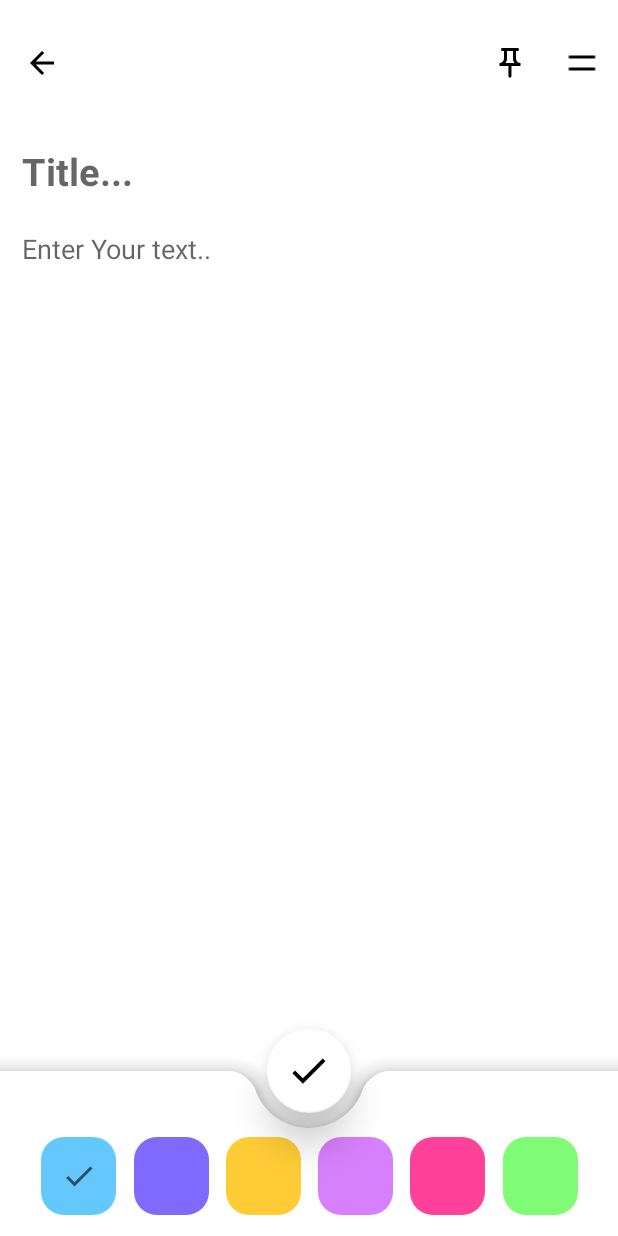
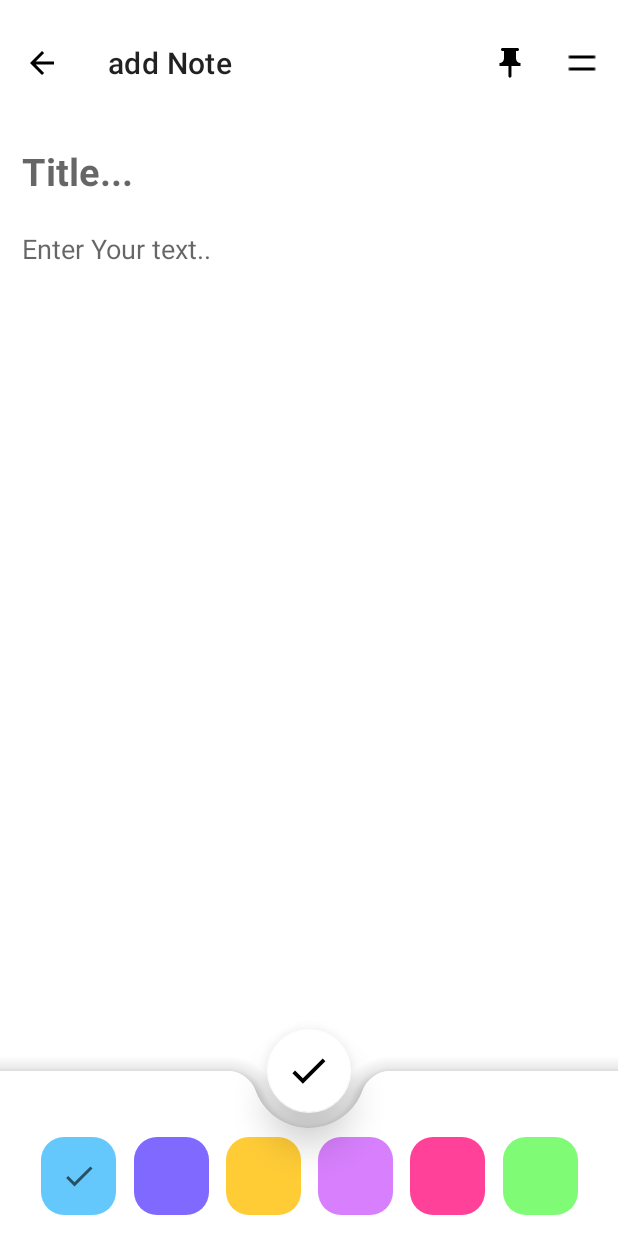
Before and after one commit to sajad-zarini/note_book, an Android app: the SingleNoteFragment screen opened through its navigation route, after a tap on "pin", on a phone screen of 412 x 824 dp. Run offline under Robolectric (Android 15) with nearby library versions, the phone set to English and light mode, and no system bars; our stand-ins replace Dagger/Hilt's generated code, data binding, navigation-ui; 1 statement that could not run was skipped.

Commit message:
set toolbar for SingleNoteFragment.kt for handle pinned and back press click in project

```diff
--- a/app/src/main/java/com/example/notebook/adapters/PinnedRVAdapter.kt
+++ b/app/src/main/java/com/example/notebook/adapters/PinnedRVAdapter.kt
@@ -1,16 +1,16 @@
 package com.example.notebook.adapters
 
+import android.graphics.Color
 import android.view.LayoutInflater
-import android.view.View
 import android.view.ViewGroup
 import androidx.core.text.PrecomputedTextCompat
 import androidx.databinding.DataBindingUtil
 import androidx.recyclerview.widget.RecyclerView
 import com.example.notebook.R
 import com.example.notebook.databinding.PinnedRvItemsBinding
-import com.example.notebook.models.NoteModels
+import com.example.notebook.room.entities.NoteEntity
 
-class PinnedRVAdapter(private var data: ArrayList<NoteModels>) :
+class PinnedRVAdapter(private var data: ArrayList<NoteEntity>) :
     RecyclerView.Adapter<PinnedRVAdapter.PinnedRVViewHolder>() {
 
 
@@ -35,16 +35,18 @@ class PinnedRVAdapter(private var data: ArrayList<NoteModels>) :
 
     class PinnedRVViewHolder(private val binding:PinnedRvItemsBinding) : RecyclerView.ViewHolder(binding.root) {
 
-        fun bind(noteModels: NoteModels) {
+        fun bind(noteEntity: NoteEntity) {
             binding.pinnedTitle.setTextFuture(
                 PrecomputedTextCompat.getTextFuture(
-                    noteModels.title,
+                    noteEntity.noteModels.title,
                     binding.pinnedTitle.textMetricsParamsCompat,
                     null,
                 )
             )
+            binding.pinnedDescription.text = noteEntity.noteModels.notes
+            binding.pinnedCardView.setCardBackgroundColor(Color.parseColor(noteEntity.noteModels.color))
 
-            binding.pinnedDescription.text = noteModels.notes
+            binding.executePendingBindings()
         }
 
     }
--- a/app/src/main/java/com/example/notebook/ui/HomeFragment.kt
+++ b/app/src/main/java/com/example/notebook/ui/HomeFragment.kt
@@ -50,7 +50,7 @@ class HomeFragment : Fragment() {
 
             if (data.isEmpty()) {
                 binding.clickToAddTxt.visibility = View.VISIBLE
-            }else {
+            } else {
                 binding.clickToAddTxt.visibility = View.GONE
             }
 
@@ -59,19 +59,23 @@ class HomeFragment : Fragment() {
     }
 
     private fun setupPinnedRecyclerview() {
-        val data: ArrayList<NoteModels> = ArrayList()
-        data.add(NoteModels("note 1", "this is note 1", "", false))
-        data.add(NoteModels("note 2", "this is note 2", "", false))
-        data.add(NoteModels("note 3", "this is note 3", "", false))
-        data.add(NoteModels("note 4", "this is note 4", "", false))
+        viewModel.liveData.observe(viewLifecycleOwner) { listData ->
+            val data: ArrayList<NoteEntity> = ArrayList()
 
-        if (data.isEmpty()) {
-            binding.pinnedCon.visibility = View.GONE
-        }else {
-            binding.pinnedCon.visibility = View.VISIBLE
+            listData.forEach {
+                if (it.noteModels.pin) {
+                    data.add(it)
+                }
+            }
+
+            if (data.isEmpty()) {
+                binding.pinnedCon.visibility = View.GONE
+            } else {
+                binding.pinnedCon.visibility = View.VISIBLE
+            }
+
+            binding.pinnedRv.adapter = PinnedRVAdapter(data)
         }
-
-        binding.pinnedRv.adapter = PinnedRVAdapter(data)
     }
 
     fun fabOnClick(view: View) {
--- a/app/src/main/java/com/example/notebook/ui/SingleNoteFragment.kt
+++ b/app/src/main/java/com/example/notebook/ui/SingleNoteFragment.kt
@@ -1,13 +1,23 @@
 package com.example.notebook.ui
 
+import android.content.Context
 import android.os.Bundle
 import androidx.fragment.app.Fragment
 import android.view.LayoutInflater
+import android.view.Menu
+import android.view.MenuInflater
+import android.view.MenuItem
 import android.view.View
 import android.view.ViewGroup
+import androidx.appcompat.widget.Toolbar
+import androidx.core.content.ContextCompat
 import androidx.databinding.DataBindingUtil
 import androidx.fragment.app.viewModels
+import androidx.navigation.NavController
 import androidx.navigation.Navigation
+import androidx.navigation.ui.AppBarConfiguration
+import androidx.navigation.ui.NavigationUI
+import com.example.notebook.MainActivity
 import com.example.notebook.R
 import com.example.notebook.databinding.FragmentSingleNoteBinding
 import com.example.notebook.models.NoteModels
@@ -24,6 +34,11 @@ class SingleNoteFragment : Fragment() {
 
     private var savedColor = "#64C8FD"
 
+    private lateinit var mainActivity: MainActivity
+    private lateinit var navController: NavController
+
+    private var pinned = false
+
     override fun onCreateView(
         inflater: LayoutInflater, container: ViewGroup?,
         savedInstanceState: Bundle?
@@ -34,6 +49,65 @@ class SingleNoteFragment : Fragment() {
         binding.singleNote = this
 
         return binding.root
+    }
+
+    override fun onCreate(savedInstanceState: Bundle?) {
+        super.onCreate(savedInstanceState)
+        setHasOptionsMenu(true)
+    }
+
+    override fun onViewCreated(view: View, savedInstanceState: Bundle?) {
+        super.onViewCreated(view, savedInstanceState)
+
+        setUpToolbar(view)
+    }
+
+    private fun setUpToolbar(view: View) {
+        navController = Navigation.findNavController(view)
+        val appBarConfiguration = AppBarConfiguration.Builder(R.id.singleNoteFragment).build()
+        val toolbar: Toolbar = view.findViewById(R.id.toolbar)
+        NavigationUI.setupWithNavController(toolbar, navController, appBarConfiguration)
+
+        mainActivity.setSupportActionBar(toolbar)
+        mainActivity.supportActionBar?.setDisplayHomeAsUpEnabled(true)
+
+        // for change left icon of toolbar (back Icon)
+        navController.addOnDestinationChangedListener { _, destination, _ ->
+            if (destination.id == R.id.singleNoteFragment) {
+                toolbar.setNavigationIcon(R.drawable.baseline_arrow_back_24)
+            }
+        }
+    }
+
+    override fun onCreateOptionsMenu(menu: Menu, inflater: MenuInflater) {
+        inflater.inflate(R.menu.single_note_menu, menu)
+        super.onCreateOptionsMenu(menu, inflater)
+    }
+
+    override fun onOptionsItemSelected(item: MenuItem): Boolean {
+        return when (item.itemId) {
+            R.id.pin_item ->
+                if (!pinned) {
+                    item.icon = ContextCompat.getDrawable(
+                        requireActivity(),
+                        R.drawable.baseline_push_pin_24
+                    )
+                    pinned = !pinned
+                    true
+                } else {
+                    item.icon = ContextCompat.getDrawable(
+                        requireActivity(),
+                        R.drawable.baseline_outline_push_pin_24
+                    )
+                    pinned = !pinned
+                    true
+                }
+            android.R.id.home -> {
+                mainActivity.onBackPressed()
+                true
+            }
+            else -> super.onOptionsItemSelected(item)
+        }
     }
 
     fun addNoteClick(view: View) {
@@ -57,7 +131,7 @@ class SingleNoteFragment : Fragment() {
                         title = title,
                         notes = note,
                         color = color,
-                        pin = false
+                        pin = pinned
                     )
                     viewModel.insertNoteToDatabase(noteModel)
 
@@ -94,4 +168,9 @@ class SingleNoteFragment : Fragment() {
             this.check6.visibility = View.INVISIBLE
         }
     }
+
+    override fun onAttach(context: Context) {
+        super.onAttach(context)
+        mainActivity = context as MainActivity
+    }
 }
--- /dev/null
+++ b/app/src/main/res/drawable/baseline_outline_push_pin_24.xml
@@ -0,0 +1,12 @@
+<vector xmlns:android="http://schemas.android.com/apk/res/android"
+    android:width="24dp"
+    android:height="24dp"
+    android:tint="@color/black"
+    android:viewportWidth="24"
+    android:viewportHeight="24">
+
+    <path
+        android:fillColor="@android:color/white"
+        android:pathData="M14,4v5c0,1.12 0.37,2.16 1,3H9c0.65,-0.86 1,-1.9 1,-3V4H14M17,2H7C6.45,2 6,2.45 6,3c0,0.55 0.45,1 1,1c0,0 0,0 0,0l1,0v5c0,1.66 -1.34,3 -3,3v2h5.97v7l1,1l1,-1v-7H19v-2c0,0 0,0 0,0c-1.66,0 -3,-1.34 -3,-3V4l1,0c0,0 0,0 0,0c0.55,0 1,-0.45 1,-1C18,2.45 17.55,2 17,2L17,2z" />
+
+</vector>
--- a/app/src/main/res/drawable/baseline_push_pin_24.xml
+++ b/app/src/main/res/drawable/baseline_push_pin_24.xml
@@ -1,10 +1,13 @@
 <vector xmlns:android="http://schemas.android.com/apk/res/android"
     android:width="24dp"
     android:height="24dp"
-    android:tint="@color/black"
-    android:viewportWidth="24"
-    android:viewportHeight="24">
+    android:tint="#000000"
+    android:viewportWidth="24.0"
+    android:viewportHeight="24.0">
+
     <path
         android:fillColor="@android:color/white"
-        android:pathData="M14,4v5c0,1.12 0.37,2.16 1,3H9c0.65,-0.86 1,-1.9 1,-3V4H14M17,2H7C6.45,2 6,2.45 6,3c0,0.55 0.45,1 1,1c0,0 0,0 0,0l1,0v5c0,1.66 -1.34,3 -3,3v2h5.97v7l1,1l1,-1v-7H19v-2c0,0 0,0 0,0c-1.66,0 -3,-1.34 -3,-3V4l1,0c0,0 0,0 0,0c0.55,0 1,-0.45 1,-1C18,2.45 17.55,2 17,2L17,2z" />
+        android:fillType="evenOdd"
+        android:pathData="M16,9V4l1,0c0.55,0 1,-0.45 1,-1v0c0,-0.55 -0.45,-1 -1,-1H7C6.45,2 6,2.45 6,3v0c0,0.55 0.45,1 1,1l1,0v5c0,1.66 -1.34,3 -3,3h0v2h5.97v7l1,1l1,-1v-7H19v-2h0C17.34,12 16,10.66 16,9z" />
+
 </vector>
--- a/app/src/main/res/menu/single_note_menu.xml
+++ b/app/src/main/res/menu/single_note_menu.xml
@@ -5,7 +5,7 @@
 
     <item
         android:id="@+id/pin_item"
-        android:icon="@drawable/baseline_push_pin_24"
+        android:icon="@drawable/baseline_outline_push_pin_24"
         android:title="@string/pin"
         app:showAsAction="always"
         tools:ignore="AlwaysShowAction" />
--- a/app/src/main/res/navigation/nav_graph.xml
+++ b/app/src/main/res/navigation/nav_graph.xml
@@ -17,7 +17,7 @@
     <fragment
         android:id="@+id/singleNoteFragment"
         android:name="com.example.notebook.ui.SingleNoteFragment"
-        android:label="fragment_single_note"
+        android:label="add Note"
         tools:layout="@layout/fragment_single_note" >
         <action
             android:id="@+id/action_singleNoteFragment_to_homeFragment"
```
